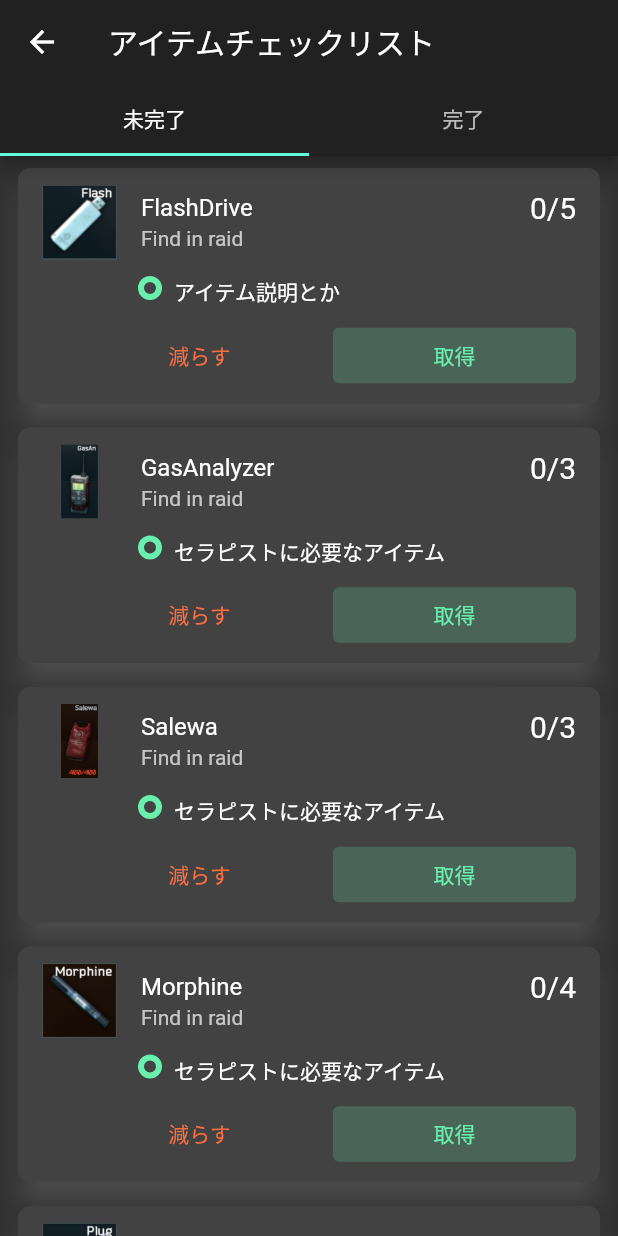
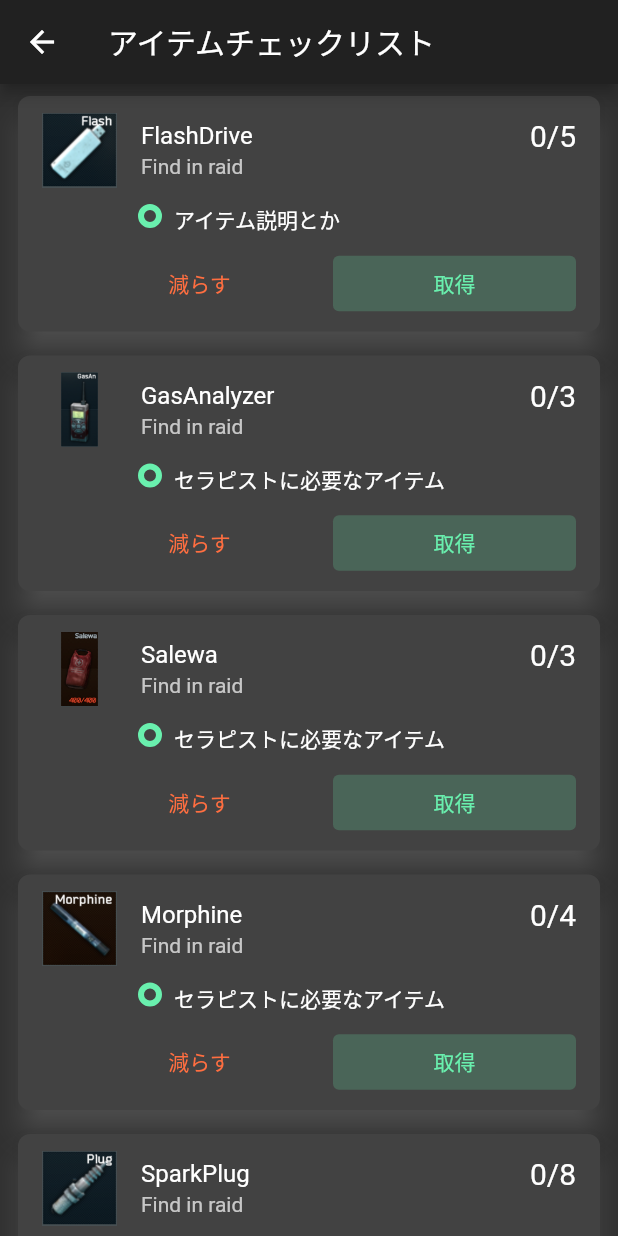
Before and after one commit to yudaiw0702/TarkovTaskManager, a Flutter app: the ItemListScreen screen opened directly, on a phone screen of 412 x 824 dp. Run offline on Flutter 3.47's test engine with Material 2 defaults, Android fonts, the phone set to English and light mode, and no system bars; our stand-ins replace sqflite; accounts and stored records are empty.

Commit message:
タブ見にくいから削除、アイテムをリストで管理

```diff
--- a/lib/models/item_model.dart
+++ b/lib/models/item_model.dart
@@ -1,62 +1,64 @@
 import 'package:flutter/material.dart';
-import 'package:tarkov_task_manager/screens/item_checklist_screen.dart';
+import 'package:tarkov_task_manager/screens/item_list_screen.dart';
 
-class FlashDrive extends StatelessWidget {
-  @override
-  Widget build(BuildContext context) {
-    return ListTileItem(
+class Item {
+  String name;
+  String status;
+  String message;
+  String image;
+  int itemsNeeded;
+  int count;
+
+  Item({
+    Key key,
+    this.name,
+    this.status,
+    this.message,
+    this.image,
+    this.itemsNeeded,
+    this.count,
+  });
+}
+
+List<Item> items = [
+  Item(
     name: 'FlashDrive',
     message: 'アイテム説明とか',
     image: 'Secure_Flash_drive_Icon.png',
+    status: 'false',
     itemsNeeded: 5,
-    );
-  }
-}
-
-class GasAnalyzer extends StatelessWidget {
-  @override
-  Widget build(BuildContext context) {
-    return ListTileItem(
+    count: 0,
+  ),
+  Item(
     name: 'GasAnalyzer',
     message: 'セラピストに必要なアイテム',
     image: 'Gas_Analyzer_Icon.png',
+    status: 'false',
     itemsNeeded: 3,
-    );
-  }
-}
-
-class Salewa extends StatelessWidget {
-  @override
-  Widget build(BuildContext context) {
-    return ListTileItem(
+    count: 0,
+  ),
+  Item(
     name: 'Salewa',
     message: 'セラピストに必要なアイテム',
     image: 'Salewa_Icon.png',
+    status: 'false',
     itemsNeeded: 3,
-    );
-  }
-}
-
-class Morphine extends StatelessWidget {
-  @override
-  Widget build(BuildContext context) {
-    return ListTileItem(
+    count: 0,
+  ),
+  Item(
     name: 'Morphine',
     message: 'セラピストに必要なアイテム',
     image: 'Morphine_Icon.png',
+    status: 'false',
     itemsNeeded: 4,
-    );
-  }
-}
-
-class SparkPlug extends StatelessWidget {
-  @override
-  Widget build(BuildContext context) {
-    return ListTileItem(
+    count: 0,
+  ),
+  Item(
     name: 'SparkPlug',
     message: 'セラピストに必要なアイテム',
     image: 'Spark_Plug_Icon.png',
+    status: 'false',
     itemsNeeded: 8,
-    );
-  }
-}
+    count: 0,
+  ),
+];
--- a/lib/screens/item_checklist_screen.dart
+++ b/lib/screens/item_list_screen.dart
@@ -1,103 +1,40 @@
 import 'package:flutter/material.dart';
 import 'package:tarkov_task_manager/models/item_model.dart';
-import 'package:tarkov_task_manager/screens/item_checklist_done_tab.dart';
 
 class ItemListScreen extends StatefulWidget {
   @override
   _ItemListScreenState createState() => _ItemListScreenState();
 }
 
-class _ItemListScreenState extends State<ItemListScreen>
-    with SingleTickerProviderStateMixin {
-  TabController _controller;
-
+class _ItemListScreenState extends State<ItemListScreen> {
   @override
   void initState() {
     super.initState();
-    _controller = TabController(vsync: this, length: 2);
   }
 
   @override
   Widget build(BuildContext context) {
     return Scaffold(
-      appBar: AppBar(
-        title: Text('アイテムチェックリスト'),
-        bottom: TabBar(controller: _controller, tabs: _buildSimpleTabs()),
-      ),
-      body: TabBarView(
-        controller: _controller,
-        children: _buildTabPages(),
-      ),
-      //Column(children: <Widget>[Expanded(child: ItemList())]),
-    );
+        appBar: AppBar(
+          title: Text('アイテムチェックリスト'),
+        ),
+        body: Stack(children: [
+          Column(
+            children: [
+              Expanded(
+                  child: ListView.builder(
+                      itemCount: items.length,
+                      itemBuilder: (BuildContext context, int i) {
+                        return buildListItem(items, i);
+                      })),
+            ],
+          ),
+        ]));
   }
 
-  List<Widget> _buildSimpleTabs() {
-    return [
-      Tab(text: '未完了'),
-      Tab(text: '完了'),
-    ];
-  }
-
-  /// タブの中身として表示するPage(Widget)の配列を生成
-  List<Widget> _buildTabPages() {
-    return [
-      Column(children: <Widget>[Expanded(child: ItemList())]),
-      Column(children: <Widget>[Expanded(child: ItemListDone())]),
-    ];
-  }
-}
-
-class ItemList extends StatefulWidget {
-  @override
-  _ItemListState createState() => _ItemListState();
-}
-
-class _ItemListState extends State<ItemList> {
-  @override
-  Widget build(BuildContext context) {
+  buildListItem(List<Item> items, int i) {
     return Container(
-      child: ListView(
-        children: [
-          FlashDrive(),
-          GasAnalyzer(),
-          Salewa(),
-          Morphine(),
-          SparkPlug(),
-          FlashDrive(),
-          GasAnalyzer(),
-          Salewa(),
-          Morphine(),
-          SparkPlug(),
-        ],
-      ),
-    );
-  }
-}
-
-class ListTileItem extends StatefulWidget {
-  final String name;
-  final String message;
-  final String image;
-  final int itemsNeeded;
-
-  ListTileItem({
-    Key key,
-    @required this.name,
-    @required this.message,
-    @required this.image,
-    @required this.itemsNeeded,
-  }) : super(key: key);
-
-  @override
-  _ListTileItemState createState() => _ListTileItemState();
-}
-
-class _ListTileItemState extends State<ListTileItem> {
-  int _itemCount = 0;
-  @override
-  Widget build(BuildContext context) {
-    return Container(
+      key: ObjectKey(items[i]),
       margin: EdgeInsets.symmetric(horizontal: 8, vertical: 4),
       child: Card(
         elevation: 8,
@@ -109,17 +46,17 @@ class _ListTileItemState extends State<ListTileItem> {
           children: [
             ListTile(
               leading: Image.asset(
-                'assets/images/items/${widget.image}',
+                'assets/images/items/${items[i].image}',
                 width: 50,
                 height: 50,
                 fit: BoxFit.contain,
               ),
               title: Row(
                 children: [
-                  Expanded(child: Text(widget.name)),
+                  Expanded(child: Text(items[i].name)),
                   Expanded(
                       child: Text(
-                    '$_itemCount/${widget.itemsNeeded}',
+                    '${items[i].count}/${items[i].itemsNeeded}',
                     style: TextStyle(fontSize: 20),
                     textAlign: TextAlign.right,
                   )),
@@ -142,7 +79,7 @@ class _ListTileItemState extends State<ListTileItem> {
                     ),
                   ),
                   SizedBox(width: 8),
-                  Flexible(child: Text(widget.message)),
+                  Flexible(child: Text(items[i].message)),
                 ],
               ),
             ),
@@ -170,10 +107,8 @@ class _ListTileItemState extends State<ListTileItem> {
 
                       /// 取得ボタンを押したときの動作
                       onPressed: () {
-                        if (_itemCount > 0) {
-                          setState(() {
-                            return _itemCount--;
-                          });
+                        if (items[i].count > 0) {
+                          setState(() => items[i].count--);
                         }
                       },
                       child: Text('減らす'),
@@ -187,10 +122,8 @@ class _ListTileItemState extends State<ListTileItem> {
                         backgroundColor: Colors.greenAccent.withOpacity(0.2),
                       ),
                       onPressed: () {
-                        if (_itemCount < widget.itemsNeeded) {
-                          setState(() {
-                            return _itemCount++;
-                          });
+                        if (items[i].count < items[i].itemsNeeded) {
+                          setState(() => items[i].count++);
                         }
                       },
                       child: Text('取得'),
--- a/lib/screens/main_screen.dart
+++ b/lib/screens/main_screen.dart
@@ -1,6 +1,6 @@
 import 'package:flutter/material.dart';
 import 'package:tarkov_task_manager/models/trader_card_model.dart';
-import 'package:tarkov_task_manager/screens/item_checklist_screen.dart';
+import 'package:tarkov_task_manager/screens/item_list_screen.dart';
 
 class TaskListPage extends StatelessWidget {
   @override
```
Also changed, not shown: lib/screens/item_list_comp_screen.dart (renamed from lib/screens/item_checklist_done_tab.dart). Lines whose indentation alone changed are shown as unchanged.
